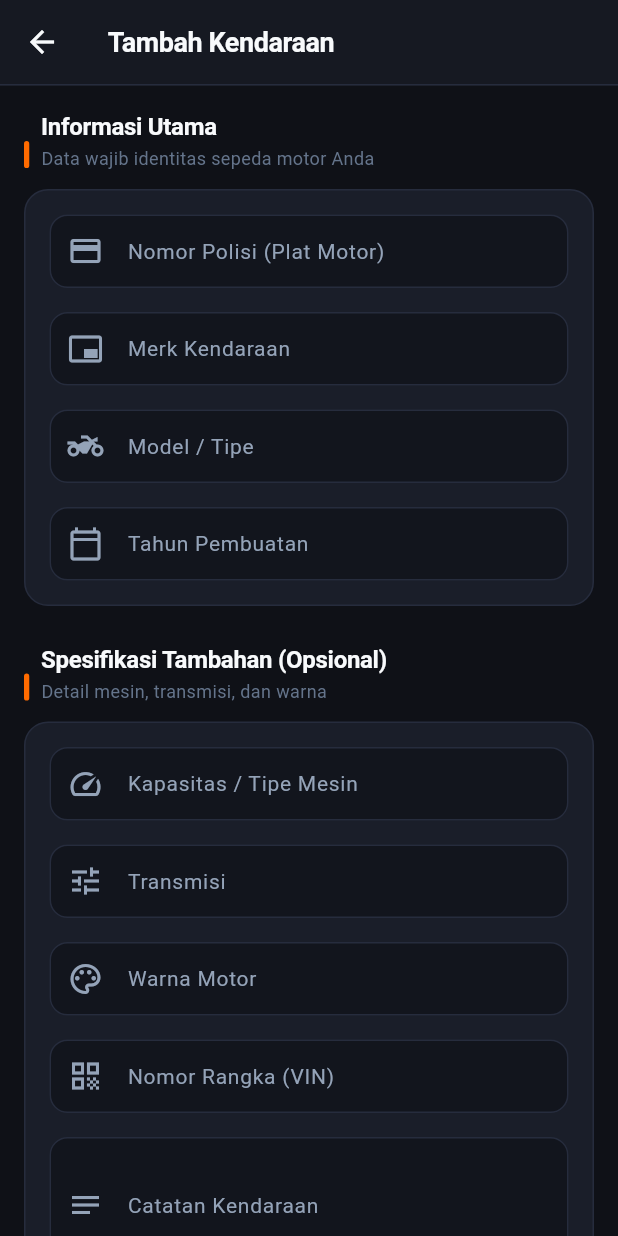
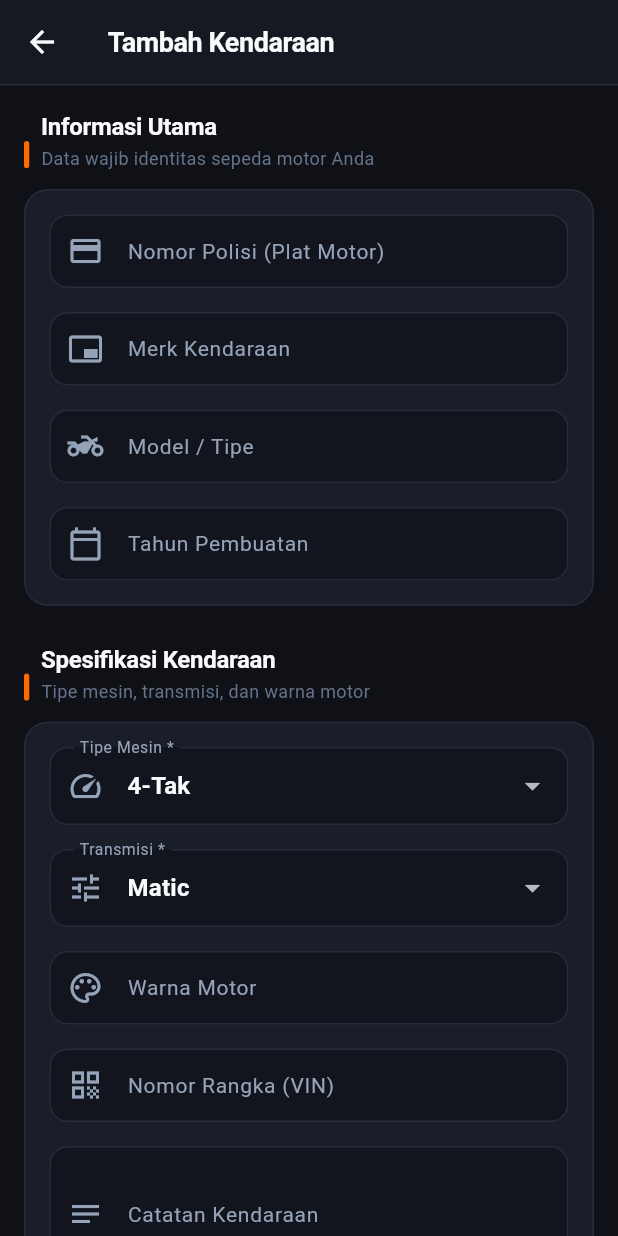
Before and after one commit to Arappp118/MB-engkelQQ-Mobile, a Flutter app: the VehicleFormPage screen opened directly, on a phone screen of 412 x 824 dp. Run offline on Flutter 3.47's test engine with Material 3 defaults, Android fonts, the phone set to English and light mode, and no system bars; our stand-ins replace file_picker, flutter_map, flutter_secure_storage, geocoding, geolocator, go_router and 1 more; accounts and stored records are empty; network calls fail.

```diff
--- a/lib/core/widgets/premium_card.dart
+++ b/lib/core/widgets/premium_card.dart
@@ -26,10 +26,9 @@ class PremiumCard extends StatelessWidget {
 
   @override
   Widget build(BuildContext context) {
-    Widget content = Container(
+    final cardBody = Container(
       padding: padding,
       decoration: BoxDecoration(
-        color: backgroundColor ?? AppColors.surfaceCard,
         borderRadius: BorderRadius.circular(borderRadius),
         border: Border.all(color: borderColor ?? AppColors.border, width: 1),
         boxShadow: hasGlow
@@ -46,19 +45,20 @@ class PremiumCard extends StatelessWidget {
       child: child,
     );
 
-    if (onTap != null) {
-      content = Material(
-        color: Colors.transparent,
+    Widget content = Material(
+      color: backgroundColor ?? AppColors.surfaceCard,
       borderRadius: BorderRadius.circular(borderRadius),
-        child: InkWell(
+      clipBehavior: Clip.antiAlias,
+      child: onTap != null
+          ? InkWell(
               onTap: onTap,
               borderRadius: BorderRadius.circular(borderRadius),
               splashColor: AppColors.primaryContainer,
               highlightColor: AppColors.borderSubtle,
-          child: content,
-        ),
+              child: cardBody,
+            )
+          : cardBody,
     );
-    }
 
     if (margin != null) {
       content = Padding(padding: margin!, child: content);
--- a/lib/features/customer/vehicles/vehicle_form_page.dart
+++ b/lib/features/customer/vehicles/vehicle_form_page.dart
@@ -26,11 +26,23 @@ class _VehicleFormPageState extends State<VehicleFormPage> {
   late final TextEditingController _merkController;
   late final TextEditingController _modelController;
   late final TextEditingController _tahunController;
-  late final TextEditingController _tipeMesinController;
-  late final TextEditingController _transmisiController;
   late final TextEditingController _warnaController;
   late final TextEditingController _nomorRangkaController;
   late final TextEditingController _catatanController;
+
+  String _selectedTipeMesin = '4_tak';
+  String _selectedTransmisi = 'matic';
+
+  final List<Map<String, String>> _tipeMesinOptions = const [
+    {'value': '4_tak', 'label': '4-Tak'},
+    {'value': '2_tak', 'label': '2-Tak'},
+    {'value': 'listrik', 'label': 'Motor Listrik'},
+  ];
+
+  final List<Map<String, String>> _transmisiOptions = const [
+    {'value': 'matic', 'label': 'Matic'},
+    {'value': 'manual', 'label': 'Manual'},
+  ];
 
   @override
   void initState() {
@@ -50,13 +62,15 @@ class _VehicleFormPageState extends State<VehicleFormPage> {
       text: vehicle?.tahun?.toString() ?? '',
     );
 
-    _tipeMesinController = TextEditingController(
-      text: vehicle?.tipeMesin ?? '',
-    );
+    if (vehicle?.tipeMesin != null &&
+        ['2_tak', '4_tak', 'listrik'].contains(vehicle!.tipeMesin)) {
+      _selectedTipeMesin = vehicle.tipeMesin!;
+    }
 
-    _transmisiController = TextEditingController(
-      text: vehicle?.transmisi ?? '',
-    );
+    if (vehicle?.transmisi != null &&
+        ['manual', 'matic'].contains(vehicle!.transmisi)) {
+      _selectedTransmisi = vehicle.transmisi!;
+    }
 
     _warnaController = TextEditingController(text: vehicle?.warna ?? '');
 
@@ -73,8 +87,6 @@ class _VehicleFormPageState extends State<VehicleFormPage> {
     _merkController.dispose();
     _modelController.dispose();
     _tahunController.dispose();
-    _tipeMesinController.dispose();
-    _transmisiController.dispose();
     _warnaController.dispose();
     _nomorRangkaController.dispose();
     _catatanController.dispose();
@@ -110,8 +122,8 @@ class _VehicleFormPageState extends State<VehicleFormPage> {
         merk: _merkController.text.trim(),
         model: _modelController.text.trim(),
         tahun: tahun,
-        tipeMesin: _optionalValue(_tipeMesinController),
-        transmisi: _optionalValue(_transmisiController),
+        tipeMesin: _selectedTipeMesin,
+        transmisi: _selectedTransmisi,
         warna: _optionalValue(_warnaController),
         nomorRangka: _optionalValue(_nomorRangkaController),
         catatan: _optionalValue(_catatanController),
@@ -122,8 +134,8 @@ class _VehicleFormPageState extends State<VehicleFormPage> {
         merk: _merkController.text.trim(),
         model: _modelController.text.trim(),
         tahun: tahun,
-        tipeMesin: _optionalValue(_tipeMesinController),
-        transmisi: _optionalValue(_transmisiController),
+        tipeMesin: _selectedTipeMesin,
+        transmisi: _selectedTransmisi,
         warna: _optionalValue(_warnaController),
         nomorRangka: _optionalValue(_nomorRangkaController),
         catatan: _optionalValue(_catatanController),
@@ -269,29 +281,53 @@ class _VehicleFormPageState extends State<VehicleFormPage> {
                 ),
                 const SizedBox(height: 24),
                 const SectionHeader(
-                  title: 'Spesifikasi Tambahan (Opsional)',
-                  subtitle: 'Detail mesin, transmisi, dan warna',
+                  title: 'Spesifikasi Kendaraan',
+                  subtitle: 'Tipe mesin, transmisi, dan warna motor',
                 ),
                 PremiumCard(
                   padding: const EdgeInsets.all(16),
                   child: Column(
                     children: [
-                      TextFormField(
-                        controller: _tipeMesinController,
+                      DropdownButtonFormField<String>(
+                        initialValue: _selectedTipeMesin,
+                        dropdownColor: AppColors.surfaceCardElevated,
                         decoration: const InputDecoration(
-                          labelText: 'Kapasitas / Tipe Mesin',
-                          hintText: 'Contoh: 150cc, 4-tak',
+                          labelText: 'Tipe Mesin *',
                           prefixIcon: Icon(Icons.speed_outlined),
                         ),
+                        items: _tipeMesinOptions.map((item) {
+                          return DropdownMenuItem<String>(
+                            value: item['value'],
+                            child: Text(item['label']!),
+                          );
+                        }).toList(),
+                        onChanged: (value) {
+                          if (value == null) return;
+                          setState(() {
+                            _selectedTipeMesin = value;
+                          });
+                        },
                       ),
                       const SizedBox(height: 16),
-                      TextFormField(
-                        controller: _transmisiController,
+                      DropdownButtonFormField<String>(
+                        initialValue: _selectedTransmisi,
+                        dropdownColor: AppColors.surfaceCardElevated,
                         decoration: const InputDecoration(
-                          labelText: 'Transmisi',
-                          hintText: 'Contoh: Matic, Manual, Bebek',
+                          labelText: 'Transmisi *',
                           prefixIcon: Icon(Icons.tune_outlined),
                         ),
+                        items: _transmisiOptions.map((item) {
+                          return DropdownMenuItem<String>(
+                            value: item['value'],
+                            child: Text(item['label']!),
+                          );
+                        }).toList(),
+                        onChanged: (value) {
+                          if (value == null) return;
+                          setState(() {
+                            _selectedTransmisi = value;
+                          });
+                        },
                       ),
                       const SizedBox(height: 16),
                       TextFormField(
```
Also changed, not shown: lib/core/widgets/app_buttons.dart (+9 -5 lines), lib/core/widgets/app_header.dart (+7 -6 lines), lib/core/widgets/stat_card.dart (+18 -8 lines), lib/features/courier/courier_dashboard_page.dart (+22 -2 lines), lib/features/customer/bookings/customer_booking_detail_page.dart (+7 -3 lines), lib/features/customer/bookings/customer_create_booking_page.dart (+15 -8 lines), lib/features/customer/customer_dashboard_page.dart (+2 -5 lines), lib/features/customer/invoices/customer_invoice_detail_page.dart (+11 -3 lines), lib/features/customer/payments/customer_payment_page.dart (+11 -3 lines), lib/features/customer/service_orders/customer_service_order_detail_page.dart (+16 -5 lines), lib/features/notifications/notification_center_page.dart (+7 -5 lines), 1 other file. Lines whose indentation alone changed are shown as unchanged.
